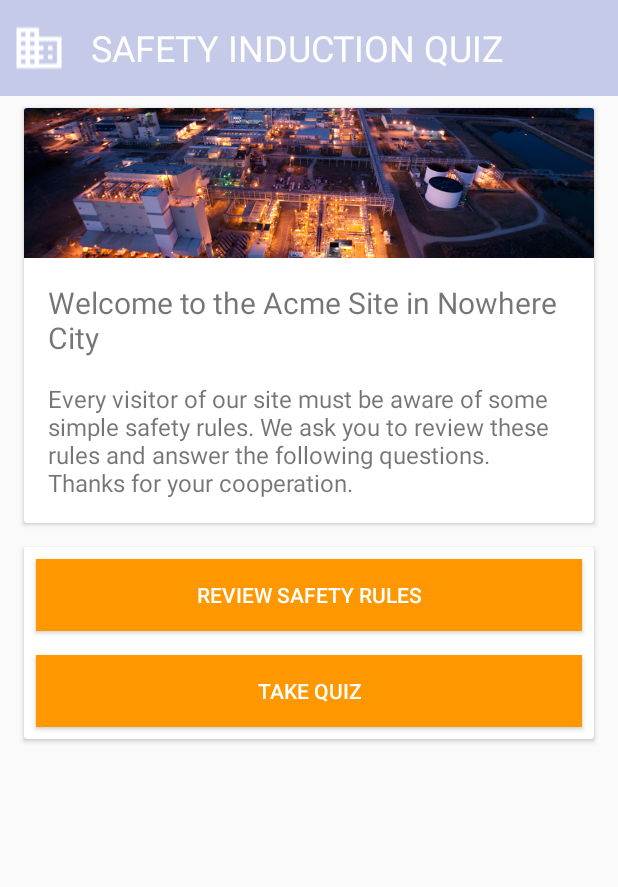
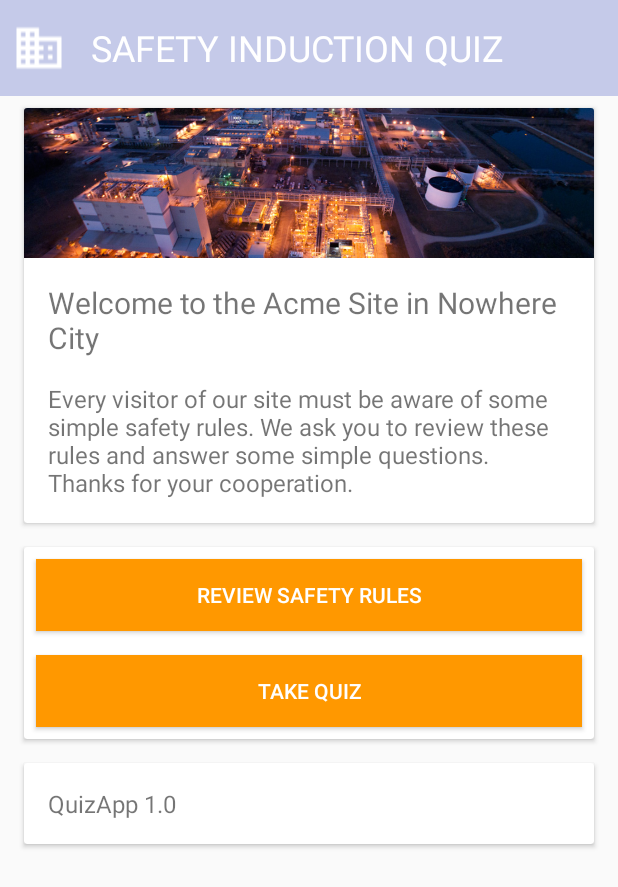
Before and after one commit to litur/SafetyQuizApp, an Android app: the screen it shows after launch (MainMenu), on a phone screen of 412 x 824 dp. Shown: the top 887 px of the screen. Run offline under Robolectric (Android 15) with nearby library versions, the phone set to English and light mode, and no system bars.

Commit message:
Several improvements, italian translation completed

```diff
--- a/app/src/main/java/com/example/android/quizapp/MainMenu.java
+++ b/app/src/main/java/com/example/android/quizapp/MainMenu.java
@@ -4,6 +4,7 @@ import android.content.Intent;
 import android.support.v7.app.AppCompatActivity;
 import android.os.Bundle;
 import android.view.View;
+import android.widget.TextView;
 
 public class MainMenu extends AppCompatActivity {
 
@@ -11,16 +12,32 @@ public class MainMenu extends AppCompatActivity {
     protected void onCreate(Bundle savedInstanceState) {
         super.onCreate(savedInstanceState);
         setContentView(R.layout.activity_main_menu);
+
+        showAppVersion(R.id.app_version_textview);
+
     }
 
-    /** Called when the user taps the Review button */
+    /**
+     * gets the version of the app from Gradle and shows it in a textView
+     * @param TextViewID the textView where you want to display the app Version
+     */
+    public void showAppVersion(int TextViewID) {
+        TextView appVersionTextview = findViewById(TextViewID);
+        appVersionTextview.setText(getText(R.string.app_name) + " " + BuildConfig.VERSION_NAME);
+    }
+
+    /**
+     * Called when the user taps the Review button
+     */
     public void openSafetyRules(View view) {
         Intent intent = new Intent(this, safetyRules.class);
         startActivity(intent);
     }
 
-    /** Called when the user taps the Review button */
-    public void openQuizActivity (View view) {
+    /**
+     * Called when the user taps the Take Quiz button
+     */
+    public void openQuizActivity(View view) {
         Intent intent = new Intent(this, MainActivity.class);
         startActivity(intent);
     }
--- a/app/src/main/res/layout/activity_main.xml
+++ b/app/src/main/res/layout/activity_main.xml
@@ -30,7 +30,6 @@
 
     </LinearLayout>
 
-
     <ScrollView xmlns:android="http://schemas.android.com/apk/res/android"
         xmlns:tools="http://schemas.android.com/tools"
         android:layout_width="match_parent"
@@ -58,7 +57,7 @@
 
                 <TextView
                     style="@style/instructionsTextStyle"
-                    android:text="Please insert your name and the organization you belong to and answer the following questions. Thanks for your cooperation. " />
+                    android:text="@string/quiz_header" />
             </LinearLayout>
 
 
--- a/app/src/main/res/layout/activity_main_menu.xml
+++ b/app/src/main/res/layout/activity_main_menu.xml
@@ -14,10 +14,10 @@
         android:gravity="center_vertical">
 
         <ImageView
+            style="@style/navigationHeaderImageStyle"
             android:layout_width="wrap_content"
             android:layout_height="match_parent"
-            android:src="@drawable/ic_business_white_24dp"
-            style="@style/navigationHeaderImageStyle"/>
+            android:src="@drawable/ic_business_white_24dp" />
 
         <TextView
             android:id="@+id/button_back"
@@ -52,9 +52,11 @@
                         android:layout_height="100dp"
                         android:scaleType="centerCrop"
                         android:src="@drawable/site_image" />
+
                     <TextView
                         style="@style/instructionsTextStyleHeader"
                         android:text="@string/welcome_text1" />
+
                     <TextView
                         style="@style/instructionsTextStyle"
                         android:text="@string/welcome_text2" />
@@ -74,15 +76,30 @@
                         style="@style/ButtonStyle"
                         android:layout_width="match_parent"
                         android:layout_height="wrap_content"
-                        android:text="@string/btn_review_safety_rules"
-                        android:onClick="openSafetyRules"/>
+                        android:onClick="openSafetyRules"
+                        android:text="@string/btn_review_safety_rules" />
 
                     <Button
                         style="@style/ButtonStyle"
                         android:layout_width="match_parent"
                         android:layout_height="wrap_content"
-                        android:text="@string/btn_take_quiz"
-                        android:onClick="openQuizActivity"/>
+                        android:onClick="openQuizActivity"
+                        android:text="@string/btn_take_quiz" />
+                </LinearLayout>
+
+            </android.support.v7.widget.CardView>
+
+            <android.support.v7.widget.CardView style="@style/myCardViewStyle">
+
+                <LinearLayout
+                    android:layout_width="match_parent"
+                    android:layout_height="wrap_content"
+                    android:orientation="vertical">
+
+                    <TextView
+                        android:id="@+id/app_version_textview"
+                        style="@style/instructionsTextStyle"
+                        android:text="0" />
                 </LinearLayout>
 
             </android.support.v7.widget.CardView>
@@ -90,5 +107,4 @@
     </ScrollView>
 
 
-
 </LinearLayout>
--- a/app/src/main/res/values/strings.xml
+++ b/app/src/main/res/values/strings.xml
@@ -51,10 +51,10 @@
     <string name="please_insert_question">Please insert a valid answer for Question</string>
     <string name="positive_feedback">"Congratulations <xliff:g id="name" example="James">%s </xliff:g>. You have correctly answered to all the Questions. \n
        Please refer to your supervisor fur further instructions."</string>
-    <string name="negative_feedback_1">"<xliff:g id="name" example="James">%s </xliff:g>, you have correctly answered to <xliff:g id="num_answers" example="3">%s</xliff:g> questions. \n"</string>
+    <string name="negative_feedback_1"><xliff:g id="name" example="James">%s </xliff:g>, you have correctly answered to <xliff:g id="num_answers" example="3">%s</xliff:g> questions. \n"</string>
     <string name="negative_feedback_2">Please, check the questions with the number marked in red.</string>
     <string name="welcome_text1">Welcome to the Acme Site in Nowhere City</string>
-    <string name="welcome_text2">Every visitor of our site must be aware of some simple safety rules. We ask you to review these rules and answer the following questions. Thanks for your cooperation.</string>
+    <string name="welcome_text2">Every visitor of our site must be aware of some simple safety rules. We ask you to review these rules and answer some simple questions. Thanks for your cooperation.</string>
     <string name="flammable">Flammable</string>
     <string name="carcinogen">Carcinogen</string>
     <string name="clp_pictogram_toxic">CLP_pictogram_toxic</string>
@@ -63,6 +63,7 @@
     <string name="clp_pictogram_flammable">CLP_pictogram_flammable</string>
     <string name="main_menu_title">SAFETY INDUCTION QUIZ</string>
     <string name="safety_rules_title">SAFETY RULES</string>
+    <string name="quiz_header">Please insert your name and the organization you belong to and answer the following questions. Thanks for your cooperation.</string>
 
 
 </resources>
```
Also changed, not shown: app/src/main/java/com/example/android/quizapp/MainActivity.java (+72 -78 lines), 1 other file. Lines whose indentation alone changed are shown as unchanged.
